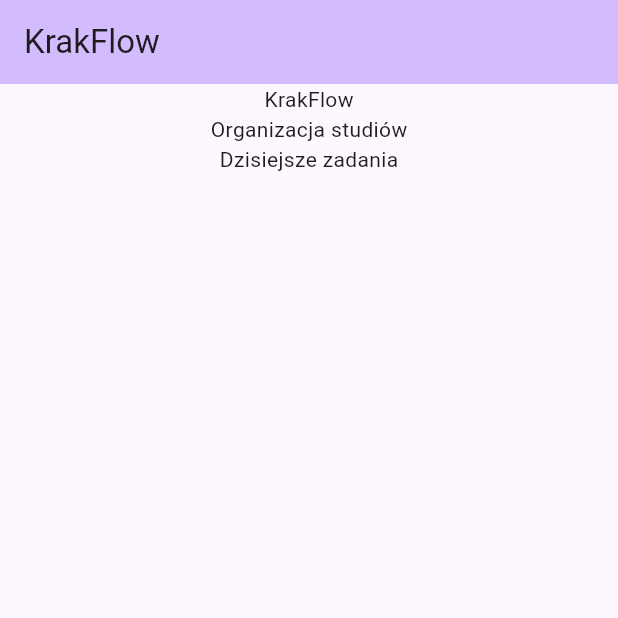
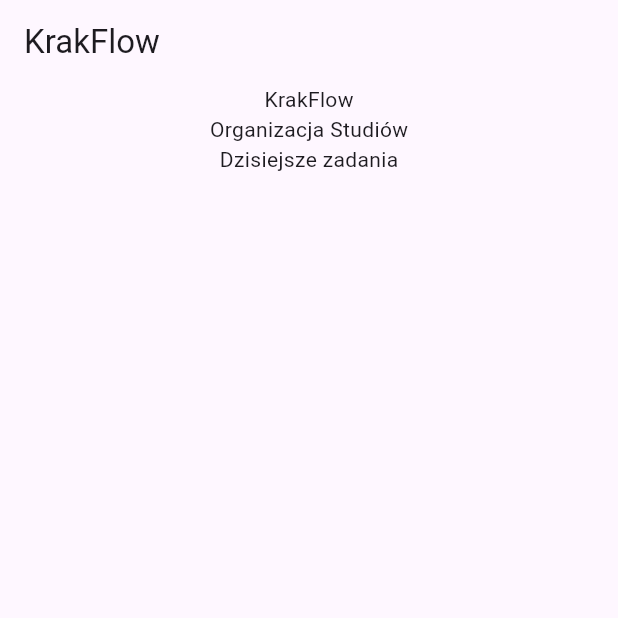
Before and after one commit to mattnotdev/krakflow_flutter, a Flutter app: the screen it shows after launch, on a phone screen of 412 x 824 dp, the top half of it. Run offline on Flutter 3.47's test engine with Material 3 defaults, Android fonts, the phone set to English and light mode, and no system bars.

Commit message:
simplified the app for learning purposes

```diff
--- a/lib/main.dart
+++ b/lib/main.dart
@@ -1,49 +1,34 @@
 import 'package:flutter/material.dart';
 
 void main() {
-  runApp(const MyApp());
+  runApp(MyApp());
 }
 
 class MyApp extends StatelessWidget {
-  const MyApp({super.key});
   @override
   Widget build(BuildContext context) {
     return MaterialApp(
-      title: 'A to-do app made for university students.',
-      theme: ThemeData(
-        colorScheme: .fromSeed(seedColor: Colors.deepPurple),
-      ),
-      home: const MyHomePage(title: 'KrakFlow'),
+      home: Scaffold(
+        appBar: AppBar(
+            title: Text("KrakFlow"),
+        ),
+        body: Center(
+          child: Column(
+            children: [
+              Text("KrakFlow"),
+              Text("Organizacja Studiów"),
+              Text("Dzisiejsze zadania"),
+            ],
+          )
+        ),
+      )
     );
   }
 }
 
-class MyHomePage extends StatefulWidget {
-  const MyHomePage({super.key, required this.title});
+class Task {
   final String title;
+  final String deadline;
 
-  @override
-  State<MyHomePage> createState() => _MyHomePageState();
+  Task({required this.title, required this.deadline});
 }
-
-class _MyHomePageState extends State<MyHomePage> {
-
-  @override
-  Widget build(BuildContext context) {
-    return Scaffold(
-      appBar: AppBar(
-        backgroundColor: Theme.of(context).colorScheme.inversePrimary,
-        title: Text(widget.title),
-      ),
-      body: Center(
-        child: Column(
-          children: [
-            Text("KrakFlow"),
-            Text("Organizacja studiów"),
-            Text("Dzisiejsze zadania"),
-          ]
-        ),
-      ),
-    );
-  }
-}
```
